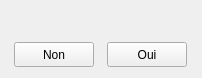
AdelKS/ZeGrapher, file DataPlot/confirmdelete.ui: the form before one commit.
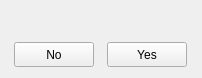
The form after the commit.

```diff
--- a/DataPlot/confirmdelete.ui
+++ b/DataPlot/confirmdelete.ui
@@ -45,7 +45,7 @@
         </size>
        </property>
        <property name="text">
-        <string>Non</string>
+        <string>No</string>
        </property>
       </widget>
      </item>
@@ -84,7 +84,7 @@
         </size>
        </property>
        <property name="text">
-        <string>Oui</string>
+        <string>Yes</string>
        </property>
       </widget>
      </item>
```
